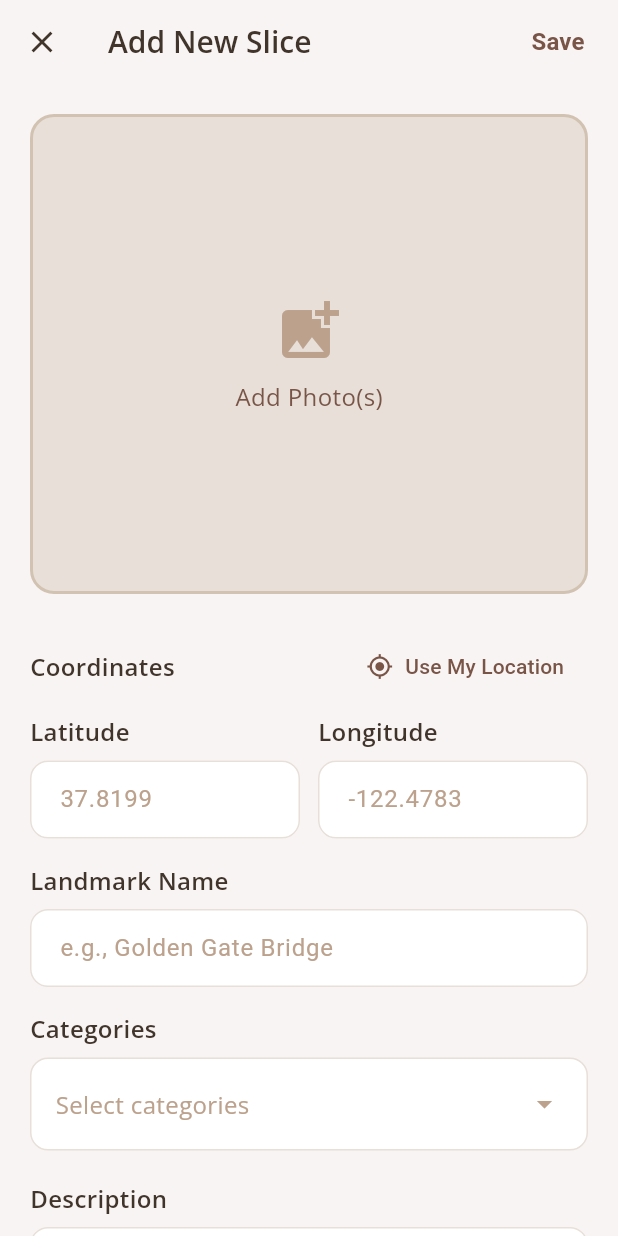
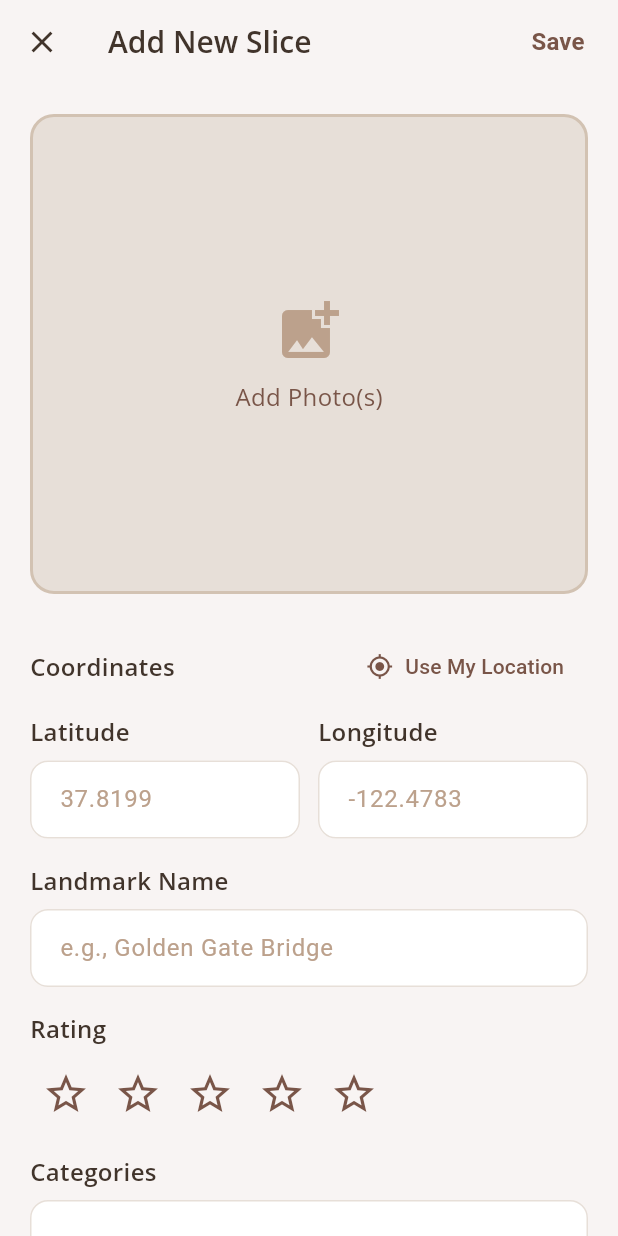
Before and after one commit to amyokuma/ungatekept, a Flutter app: the AddPage screen opened directly, on a phone screen of 412 x 824 dp. Run offline on Flutter 3.47's test engine with Material 3 defaults, Android fonts, the phone set to English and light mode, and no system bars; our stand-ins replace firebase_auth, firebase_core, geolocator, google_fonts, image_picker; accounts and stored records are empty; statements that could not run were skipped.

Commit message:
complete add new slice

```diff
--- a/lib/screens/add_page.dart
+++ b/lib/screens/add_page.dart
@@ -11,6 +11,8 @@ class AddPage extends StatefulWidget {
 }
 
 class _AddPageState extends State<AddPage> {
+
+  int _rating = 0;
 
   List<File> _selectedImages = [];
   final ImagePicker _picker = ImagePicker();
@@ -30,7 +32,7 @@ class _AddPageState extends State<AddPage> {
   final _formKey = GlobalKey<FormState>();
   final _nameController = TextEditingController();
   final _locationController = TextEditingController();
-  final _descriptionController = TextEditingController();
+  final _reviewController = TextEditingController();
   final _latitudeController = TextEditingController();
   final _longitudeController = TextEditingController();
 
@@ -71,7 +73,7 @@ class _AddPageState extends State<AddPage> {
   void dispose() {
     _nameController.dispose();
     _locationController.dispose();
-    _descriptionController.dispose();
+    _reviewController.dispose();
     _latitudeController.dispose();
     _longitudeController.dispose();
     super.dispose();
@@ -376,6 +378,34 @@ class _AddPageState extends State<AddPage> {
               ),
               const SizedBox(height: 16),
 
+              // Rating input
+              const Text(
+                'Rating',
+                style: TextStyle(
+                  fontSize: 16,
+                  fontWeight: FontWeight.w600,
+                  color: Color(0xff41342b),
+                ),
+              ),
+              const SizedBox(height: 8),
+              Row(
+                children: List.generate(5, (index) {
+                  return IconButton(
+                    icon: Icon(
+                      index < _rating ? Icons.star : Icons.star_border,
+                      color: const Color(0xff795548),
+                      size: 32,
+                    ),
+                    onPressed: () {
+                      setState(() {
+                        _rating = index + 1;
+                      });
+                    },
+                  );
+                }),
+              ),
+              const SizedBox(height: 16),
+
               // Multi-select category dropdown
               const Text(
                 'Categories',
@@ -480,15 +510,15 @@ class _AddPageState extends State<AddPage> {
 
               const SizedBox(height: 16),
 
-              // Description field
+              // review field
               _buildTextField(
-                controller: _descriptionController,
-                label: 'Description',
-                hint: 'Tell us a little bit about this location...',
+                controller: _reviewController,
+                label: 'Review',
+                hint: 'Tell us your thoughts on this location...',
                 maxLines: 4,
                 validator: (value) {
                   if (value == null || value.isEmpty) {
-                    return 'Please enter a description';
+                    return 'Please enter a review';
                   }
                   return null;
                 },
```
